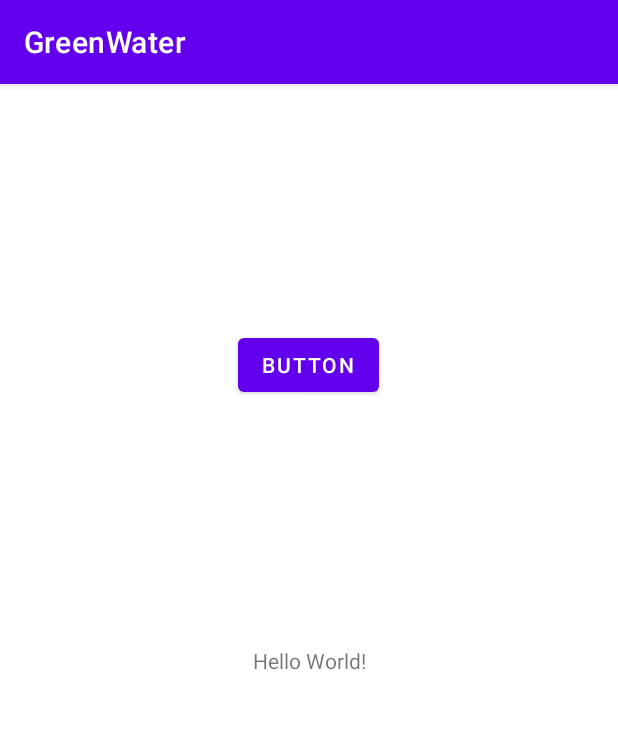
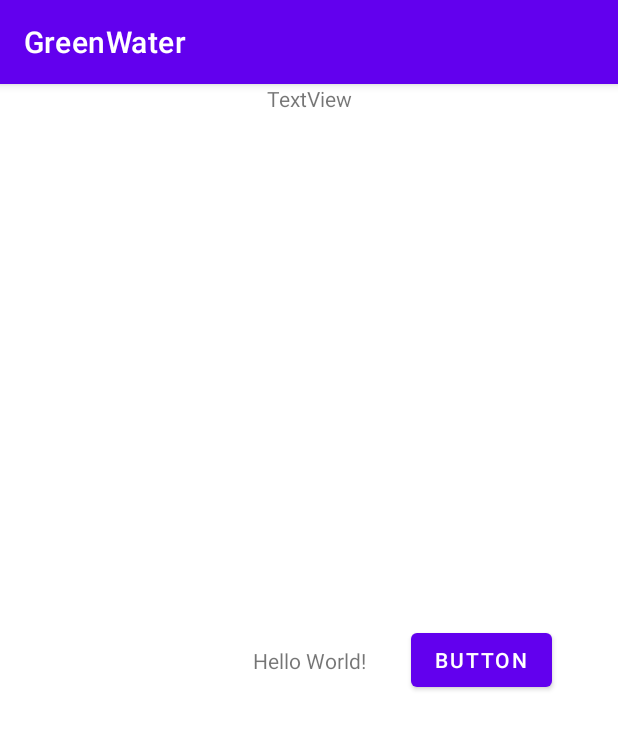
Before and after one commit to wogur0915/GreenWater, an Android app: the screen it shows after launch (MainActivity), on a phone screen of 412 x 824 dp. Shown: the top 729 px of the screen. Run offline under Robolectric (Android 15) with nearby library versions, the phone set to English and light mode, and no system bars.

Commit message:
버튼 위치 변경 및 textview 추가 테스트

```diff
--- a/GreenWater/app/src/main/res/layout/activity_main.xml
+++ b/GreenWater/app/src/main/res/layout/activity_main.xml
@@ -21,10 +21,20 @@
         android:layout_width="wrap_content"
         android:layout_height="wrap_content"
         android:text="Button"
-        app:layout_constraintBottom_toTopOf="@+id/textView"
+        app:layout_constraintBottom_toBottomOf="@+id/textView"
         app:layout_constraintEnd_toEndOf="parent"
-        app:layout_constraintHorizontal_bias="0.498"
+        app:layout_constraintHorizontal_bias="0.861"
         app:layout_constraintStart_toStartOf="parent"
-        app:layout_constraintTop_toTopOf="parent" />
+        app:layout_constraintTop_toTopOf="@+id/textView"
+        app:layout_constraintVertical_bias="0.517" />
+
+    <TextView
+        android:id="@+id/textView2"
+        android:layout_width="wrap_content"
+        android:layout_height="wrap_content"
+        android:text="TextView"
+        app:layout_constraintEnd_toEndOf="parent"
+        app:layout_constraintStart_toStartOf="parent"
+        tools:layout_editor_absoluteY="449dp" />
 
 </androidx.constraintlayout.widget.ConstraintLayout>
```
